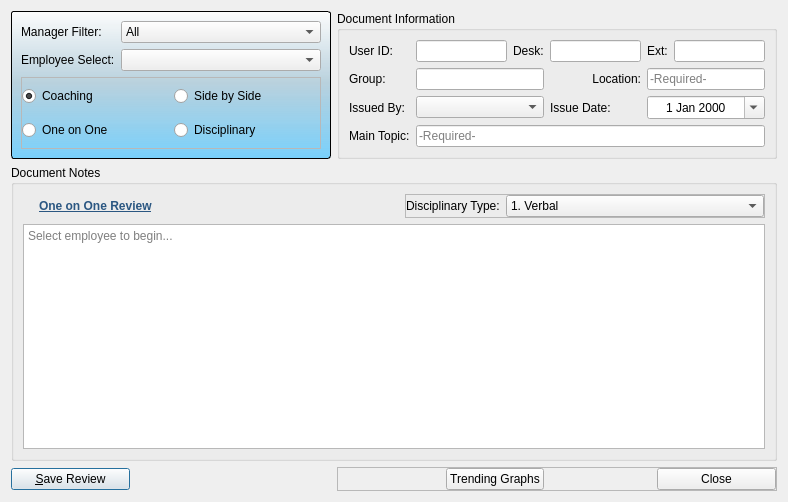
Old version of the form Ui_Files/review_form.ui in the repository jakesb27/Manager_KPI_Tracker.
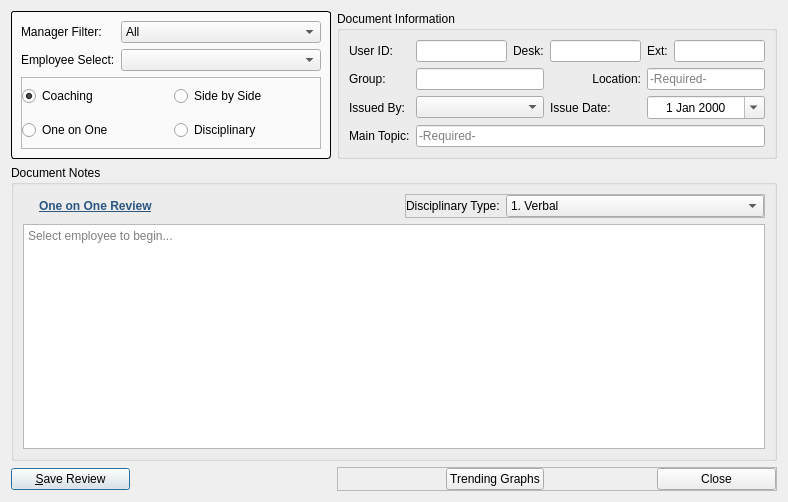
New version of the form. Icons and pictures are not drawn.

```diff
--- a/Ui_Files/review_form.ui
+++ b/Ui_Files/review_form.ui
@@ -327,7 +327,8 @@
     <widget class="QGroupBox" name="groupBox_2">
      <property name="styleSheet">
       <string notr="true">QGroupBox{
-	background-color: qlineargradient(spread:pad, x1:0.5, y1:0, x2:0.5, y2:1, stop:0 rgba(255, 255, 255, 209), stop:0.485876 rgba(181, 207, 220, 239), stop:1 rgba(85, 199, 255, 196));
+	
+	background-color: qlineargradient(spread:pad, x1:0.557, y1:0, x2:0.511, y2:1, stop:0.528409 rgba(255, 255, 255, 174));
 	border: 1px solid black;
 	border-radius: 3px;
 	margin-top: 1ex;
```
